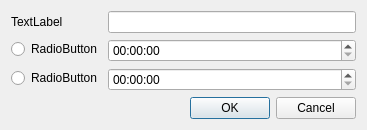
This is designer/rulesdialog.ui in SARL-Engineering/SideviewController as Qt 5 draws it before an edit. The edited form follows.
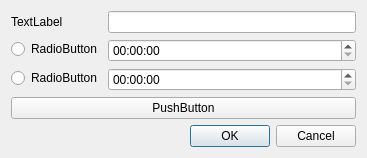
This is the edited form.

Commit message: configs temporarily broken; implemented addition, edits, and opening of COM devices and their associated rules; began working on connecting COM signal triggers to the recording loop

```diff
--- a/designer/rulesdialog.ui
+++ b/designer/rulesdialog.ui
@@ -7,7 +7,7 @@
     <x>0</x>
     <y>0</y>
     <width>367</width>
-    <height>127</height>
+    <height>150</height>
    </rect>
   </property>
   <property name="windowTitle">
@@ -60,6 +60,13 @@
      </item>
     </layout>
    </item>
+   <item>
+    <widget class="QPushButton" name="pbRuleRemove">
+     <property name="text">
+      <string>PushButton</string>
+     </property>
+    </widget>
+   </item>
    <item>
     <widget class="QDialogButtonBox" name="bbScreen">
      <property name="orientation">
```
The commit also changes 5 other files.
